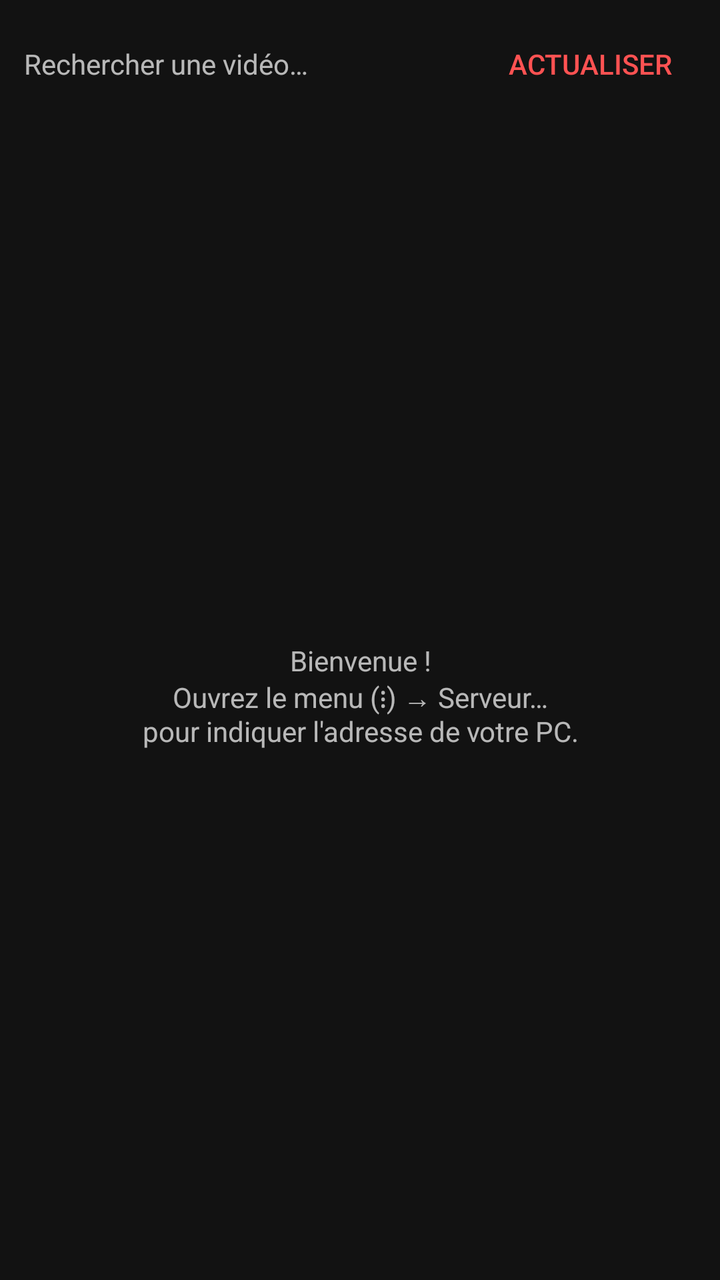
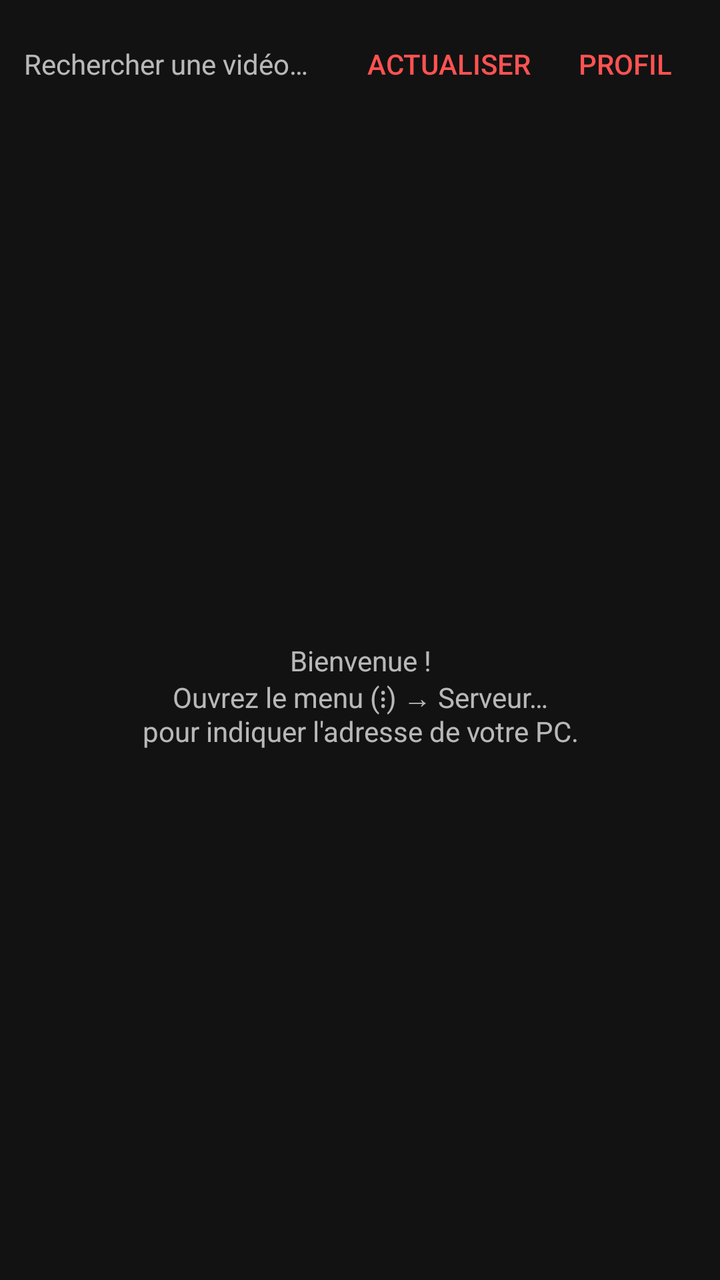

Compare the two renders of this Android layout. The source of the first and the diff that turns it into the second are given below.
<!-- AndroidManifest.xml: application theme AppTheme -->
<!-- res/layout/activity_main.xml -->
<?xml version="1.0" encoding="utf-8"?>
<LinearLayout xmlns:android="http://schemas.android.com/apk/res/android"
    android:layout_width="match_parent"
    android:layout_height="match_parent"
    android:orientation="vertical">

    <LinearLayout
        android:layout_width="match_parent"
        android:layout_height="wrap_content"
        android:layout_marginStart="12dp"
        android:layout_marginTop="8dp"
        android:layout_marginEnd="12dp"
        android:gravity="center_vertical"
        android:orientation="horizontal">

        <EditText
            android:id="@+id/search_input"
            android:layout_width="0dp"
            android:layout_height="wrap_content"
            android:layout_weight="1"
            android:hint="@string/search_hint"
            android:imeOptions="actionSearch"
            android:inputType="text"
            android:maxLines="1" />

        <Button
            android:id="@+id/btn_refresh"
            style="?android:attr/buttonBarButtonStyle"
            android:layout_width="wrap_content"
            android:layout_height="wrap_content"
            android:text="@string/btn_refresh" />
    </LinearLayout>

    <FrameLayout
        android:layout_width="match_parent"
        android:layout_height="0dp"
        android:layout_weight="1">

        <ListView
            android:id="@+id/list"
            android:layout_width="match_parent"
            android:layout_height="match_parent" />

        <TextView
            android:id="@+id/empty"
            android:layout_width="wrap_content"
            android:layout_height="wrap_content"
            android:layout_gravity="center"
            android:gravity="center"
            android:padding="24dp"
            android:text="@string/empty_initial"
            android:textColor="?android:attr/textColorSecondary" />
    </FrameLayout>

    <LinearLayout
        android:id="@+id/barre_lecture"
        android:layout_width="match_parent"
        android:layout_height="wrap_content"
        android:background="#26FFFFFF"
        android:clickable="true"
        android:focusable="true"
        android:gravity="center_vertical"
        android:orientation="horizontal"
        android:paddingStart="12dp"
        android:paddingEnd="12dp"
        android:paddingTop="8dp"
        android:paddingBottom="8dp"
        android:visibility="gone">

        <ImageView
            android:layout_width="34dp"
            android:layout_height="34dp"
            android:importantForAccessibility="no"
            android:src="@drawable/ic_launcher" />

        <LinearLayout
            android:layout_width="0dp"
            android:layout_height="wrap_content"
            android:layout_marginStart="10dp"
            android:layout_weight="1"
            android:orientation="vertical">

            <TextView
                android:id="@+id/barre_titre"
                android:layout_width="match_parent"
                android:layout_height="wrap_content"
                android:ellipsize="end"
                android:maxLines="1"
                android:textColor="?android:attr/textColorPrimary"
                android:textSize="14sp"
                android:textStyle="bold" />

            <ProgressBar
                android:id="@+id/barre_progress"
                style="?android:attr/progressBarStyleHorizontal"
                android:layout_width="match_parent"
                android:layout_height="wrap_content"
                android:layout_marginTop="2dp" />

            <TextView
                android:id="@+id/barre_temps"
                android:layout_width="match_parent"
                android:layout_height="wrap_content"
                android:textColor="?android:attr/textColorSecondary"
                android:textSize="12sp" />
        </LinearLayout>
    </LinearLayout>

</LinearLayout>
<!-- resources referenced by this layout -->
<resources>
  <!-- drawable ic_launcher (drawable) -->
  <?xml version="1.0" encoding="utf-8"?>
  <vector xmlns:android="http://schemas.android.com/apk/res/android"
      android:width="48dp"
      android:height="48dp"
      android:viewportWidth="108"
      android:viewportHeight="108">
      <path
          android:fillColor="#C62828"
          android:pathData="M0,0h108v108h-108z" />
      <path
          android:fillColor="#FFFFFF"
          android:pathData="M43,36l30,18l-30,18z" />
  </vector>
  <string name="btn_refresh">Actualiser</string>
  <string name="empty_initial">Bienvenue !\nOuvrez le menu (⋮) → Serveur…\npour indiquer l\'adresse de votre PC.</string>
  <string name="search_hint">Rechercher une vidéo…</string>
  <style name="AppTheme" parent="android:Theme.Material">
          <item name="android:colorPrimary">#C62828</item>
          <item name="android:colorPrimaryDark">#8E0000</item>
          <item name="android:colorAccent">#FF5252</item>
          <item name="android:windowBackground">#121212</item>
      </style>
</resources>

<!-- the commit's change to res/layout/activity_main.xml (unified diff, before → after) -->
@@ -29,6 +29,13 @@
             android:layout_width="wrap_content"
             android:layout_height="wrap_content"
             android:text="@string/btn_refresh" />
+
+        <Button
+            android:id="@+id/btn_profil"
+            style="?android:attr/buttonBarButtonStyle"
+            android:layout_width="wrap_content"
+            android:layout_height="wrap_content"
+            android:text="@string/btn_profile" />
     </LinearLayout>
 
     <FrameLayout
<!-- resource entries referenced after the edit -->
@@ -14,6 +14,7 @@
           android:fillColor="#FFFFFF"
           android:pathData="M43,36l30,18l-30,18z" />
   </vector>
+  <string name="btn_profile">Profil</string>
   <string name="btn_refresh">Actualiser</string>
   <string name="empty_initial">Bienvenue !\nOuvrez le menu (⋮) → Serveur…\npour indiquer l\'adresse de votre PC.</string>
   <string name="search_hint">Rechercher une vidéo…</string>
